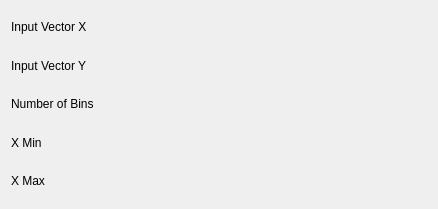
Before: the Qt Designer form src/plugins/dataobject/syncbin/syncbinconfig.ui in Kst-plot/kst, drawn with Qt 5.
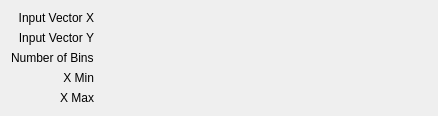
After: the same form once the commit is applied. Custom widgets are drawn as their Qt base class.

Diff of the .ui file:
```diff
--- a/src/plugins/dataobject/syncbin/syncbinconfig.ui
+++ b/src/plugins/dataobject/syncbin/syncbinconfig.ui
@@ -1,12 +1,12 @@
 <ui version="4.0" >
  <class>SyncBinConfig</class>
- <widget class="QWidget" name="SyncBinConfig" >
-  <property name="geometry" >
+ <widget class="QWidget" name="SyncBinConfig">
+  <property name="geometry">
    <rect>
     <x>0</x>
     <y>0</y>
     <width>438</width>
-    <height>209</height>
+    <height>94</height>
    </rect>
   </property>
   <property name="minimumSize" >
@@ -15,13 +15,11 @@
     <height>0</height>
    </size>
   </property>
-  <layout class="QVBoxLayout" name="verticalLayout" >
-   <item>
-    <layout class="QHBoxLayout" name="horizontalLayout_5" >
-     <item>
-      <widget class="QLabel" name="label_3" >
-       <property name="sizePolicy" >
-        <sizepolicy vsizetype="Fixed" hsizetype="Fixed" >
+  <layout class="QGridLayout" name="gridLayout">
+   <item row="0" column="0">
+    <widget class="QLabel" name="label_3">
+     <property name="sizePolicy">
+      <sizepolicy hsizetype="Preferred" vsizetype="Fixed">
          <horstretch>0</horstretch>
          <verstretch>0</verstretch>
         </sizepolicy>
@@ -29,42 +27,28 @@
        <property name="text" >
         <string>Input Vector X</string>
        </property>
-       <property name="wordWrap" >
+     <property name="alignment">
+      <set>Qt::AlignRight|Qt::AlignTrailing|Qt::AlignVCenter</set>
+     </property>
+     <property name="wordWrap">
         <bool>false</bool>
        </property>
       </widget>
      </item>
-     <item>
-      <spacer name="horizontalSpacer" >
-       <property name="orientation" >
-        <enum>Qt::Horizontal</enum>
-       </property>
-       <property name="sizeHint" stdset="0" >
-        <size>
-         <width>40</width>
-         <height>20</height>
-        </size>
-       </property>
-      </spacer>
-     </item>
-     <item>
-      <widget class="Kst::VectorSelector" native="1" name="_vectorX" >
-       <property name="sizePolicy" >
-        <sizepolicy vsizetype="Preferred" hsizetype="Expanding" >
+   <item row="0" column="1">
+    <widget class="Kst::VectorSelector" name="_vectorX" native="true">
+     <property name="sizePolicy">
+      <sizepolicy hsizetype="Preferred" vsizetype="Preferred">
          <horstretch>0</horstretch>
          <verstretch>0</verstretch>
         </sizepolicy>
        </property>
       </widget>
      </item>
-    </layout>
-   </item>
-   <item>
-    <layout class="QHBoxLayout" name="horizontalLayout_4" >
-     <item>
-      <widget class="QLabel" name="label_5" >
-       <property name="sizePolicy" >
-        <sizepolicy vsizetype="Fixed" hsizetype="Fixed" >
+   <item row="1" column="0">
+    <widget class="QLabel" name="label_5">
+     <property name="sizePolicy">
+      <sizepolicy hsizetype="Preferred" vsizetype="Fixed">
          <horstretch>0</horstretch>
          <verstretch>0</verstretch>
         </sizepolicy>
@@ -72,42 +56,28 @@
        <property name="text" >
         <string>Input Vector Y</string>
        </property>
-       <property name="wordWrap" >
+     <property name="alignment">
+      <set>Qt::AlignRight|Qt::AlignTrailing|Qt::AlignVCenter</set>
+     </property>
+     <property name="wordWrap">
         <bool>false</bool>
        </property>
       </widget>
      </item>
-     <item>
-      <spacer name="horizontalSpacer_2" >
-       <property name="orientation" >
-        <enum>Qt::Horizontal</enum>
-       </property>
-       <property name="sizeHint" stdset="0" >
-        <size>
-         <width>40</width>
-         <height>20</height>
-        </size>
-       </property>
-      </spacer>
-     </item>
-     <item>
-      <widget class="Kst::VectorSelector" native="1" name="_vectorY" >
-       <property name="sizePolicy" >
-        <sizepolicy vsizetype="Preferred" hsizetype="Expanding" >
+   <item row="1" column="1">
+    <widget class="Kst::VectorSelector" name="_vectorY" native="true">
+     <property name="sizePolicy">
+      <sizepolicy hsizetype="Preferred" vsizetype="Preferred">
          <horstretch>0</horstretch>
          <verstretch>0</verstretch>
         </sizepolicy>
        </property>
       </widget>
      </item>
-    </layout>
-   </item>
-   <item>
-    <layout class="QHBoxLayout" name="horizontalLayout_3" >
-     <item>
-      <widget class="QLabel" name="label_4" >
-       <property name="sizePolicy" >
-        <sizepolicy vsizetype="Fixed" hsizetype="Fixed" >
+   <item row="2" column="0">
+    <widget class="QLabel" name="label_4">
+     <property name="sizePolicy">
+      <sizepolicy hsizetype="Fixed" vsizetype="Fixed">
          <horstretch>0</horstretch>
          <verstretch>0</verstretch>
         </sizepolicy>
@@ -120,30 +90,20 @@
        </property>
       </widget>
      </item>
-     <item>
-      <spacer name="horizontalSpacer_3" >
-       <property name="orientation" >
-        <enum>Qt::Horizontal</enum>
-       </property>
-       <property name="sizeHint" stdset="0" >
-        <size>
-         <width>40</width>
-         <height>20</height>
-        </size>
-       </property>
-      </spacer>
-     </item>
-     <item>
-      <widget class="Kst::ScalarSelector" native="1" name="_scalarBins" />
-     </item>
-    </layout>
-   </item>
-   <item>
-    <layout class="QHBoxLayout" name="horizontalLayout_2" >
-     <item>
-      <widget class="QLabel" name="label_6" >
-       <property name="sizePolicy" >
-        <sizepolicy vsizetype="Fixed" hsizetype="Fixed" >
+   <item row="2" column="1">
+    <widget class="Kst::ScalarSelector" name="_scalarBins" native="true">
+     <property name="sizePolicy">
+      <sizepolicy hsizetype="Preferred" vsizetype="Preferred">
+       <horstretch>0</horstretch>
+       <verstretch>0</verstretch>
+      </sizepolicy>
+     </property>
+    </widget>
+   </item>
+   <item row="3" column="0">
+    <widget class="QLabel" name="label_6">
+     <property name="sizePolicy">
+      <sizepolicy hsizetype="Preferred" vsizetype="Fixed">
          <horstretch>0</horstretch>
          <verstretch>0</verstretch>
         </sizepolicy>
@@ -151,35 +111,21 @@
        <property name="text" >
         <string>X Min</string>
        </property>
-       <property name="wordWrap" >
+     <property name="alignment">
+      <set>Qt::AlignRight|Qt::AlignTrailing|Qt::AlignVCenter</set>
+     </property>
+     <property name="wordWrap">
         <bool>false</bool>
        </property>
       </widget>
      </item>
-     <item>
-      <spacer name="horizontalSpacer_4" >
-       <property name="orientation" >
-        <enum>Qt::Horizontal</enum>
-       </property>
-       <property name="sizeHint" stdset="0" >
-        <size>
-         <width>40</width>
-         <height>20</height>
-        </size>
-       </property>
-      </spacer>
-     </item>
-     <item>
-      <widget class="Kst::ScalarSelector" native="1" name="_scalarXMin" />
-     </item>
-    </layout>
-   </item>
-   <item>
-    <layout class="QHBoxLayout" name="horizontalLayout" >
-     <item>
-      <widget class="QLabel" name="label_7" >
-       <property name="sizePolicy" >
-        <sizepolicy vsizetype="Fixed" hsizetype="Fixed" >
+   <item row="3" column="1">
+    <widget class="Kst::ScalarSelector" name="_scalarXMin" native="true"/>
+   </item>
+   <item row="4" column="0">
+    <widget class="QLabel" name="label_7">
+     <property name="sizePolicy">
+      <sizepolicy hsizetype="Preferred" vsizetype="Fixed">
          <horstretch>0</horstretch>
          <verstretch>0</verstretch>
         </sizepolicy>
@@ -187,32 +133,20 @@
        <property name="text" >
         <string>X Max</string>
        </property>
-       <property name="wordWrap" >
+     <property name="alignment">
+      <set>Qt::AlignRight|Qt::AlignTrailing|Qt::AlignVCenter</set>
+     </property>
+     <property name="wordWrap">
         <bool>false</bool>
        </property>
       </widget>
      </item>
-     <item>
-      <spacer name="horizontalSpacer_5" >
-       <property name="orientation" >
-        <enum>Qt::Horizontal</enum>
-       </property>
-       <property name="sizeHint" stdset="0" >
-        <size>
-         <width>40</width>
-         <height>20</height>
-        </size>
-       </property>
-      </spacer>
-     </item>
-     <item>
-      <widget class="Kst::ScalarSelector" native="1" name="_scalarXMax" />
-     </item>
-    </layout>
+   <item row="4" column="1">
+    <widget class="Kst::ScalarSelector" name="_scalarXMax" native="true"/>
    </item>
   </layout>
  </widget>
- <layoutdefault spacing="6" margin="11" />
+ <layoutdefault spacing="6" margin="11"/>
  <customwidgets>
   <customwidget>
    <class>Kst::VectorSelector</class>
```
Left out of the diff: 17 changed lines with no effect on the pictures. Lines whose indentation alone changed are shown as unchanged.
